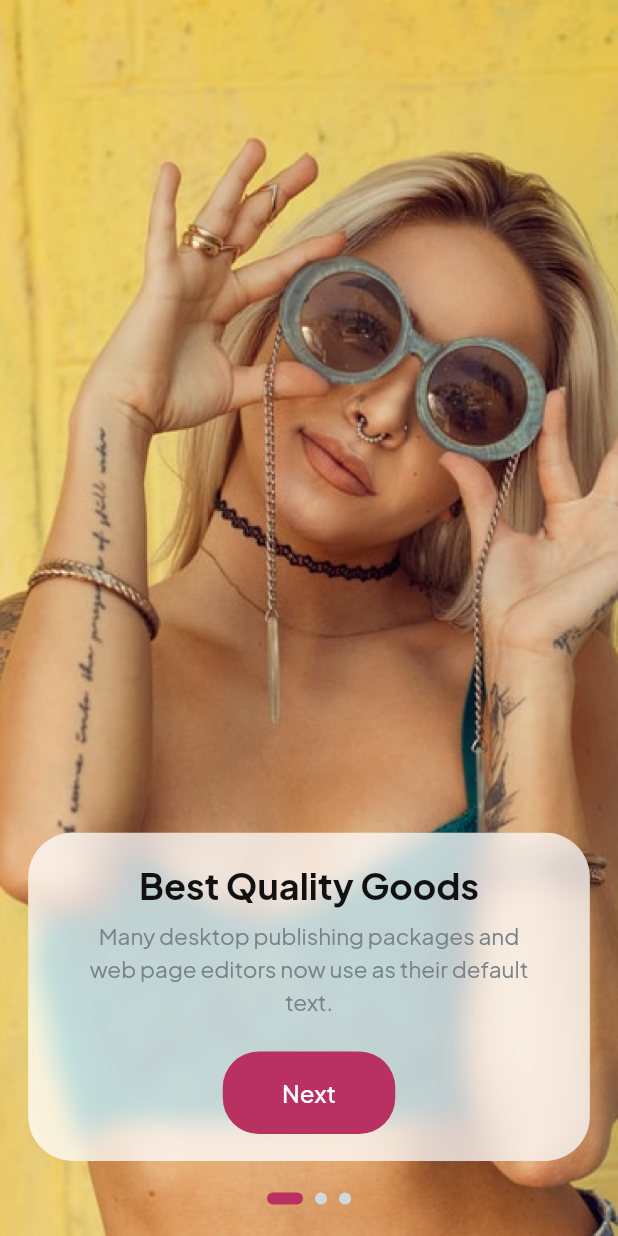
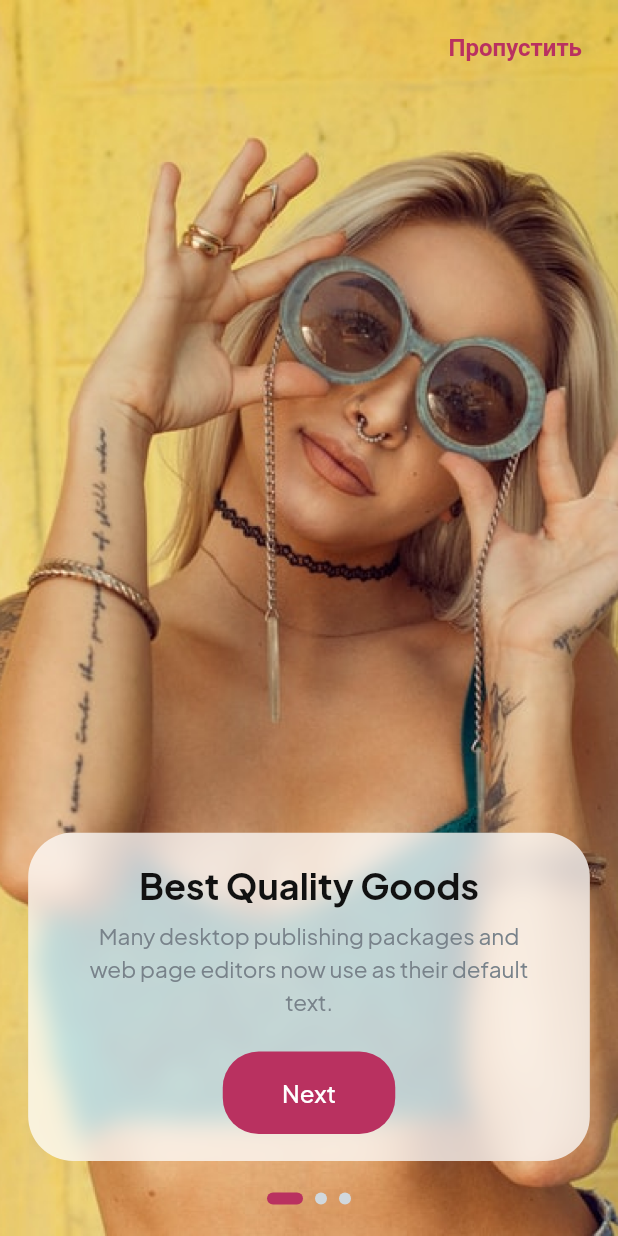
Before and after one commit to buranovt2025-jpg/gogoera, a Flutter app: the screen it shows after launch, on a phone screen of 412 x 824 dp. Run offline on Flutter 3.47's test engine with Material 3 defaults, Android fonts, the phone set to English and light mode, and no system bars; drawn by our look-alikes of blurrycontainer, smooth_page_indicator; our stand-ins replace cached_network_image, chewie, connectivity_plus, country_picker, dotted_line, firebase_auth and 22 more; missing offline and left inert: cool_dropdown, encrypt, flutter_stripe, flutterwave_standard, platform_device_id and 3 more; accounts and stored records are empty; project files that could hold a hidden picture were left out.

Commit message:
fix: кнопки Продолжить и Пропустить на вебе

```diff
--- a/lib/View/OnboardingScreens/page_manage.dart
+++ b/lib/View/OnboardingScreens/page_manage.dart
@@ -2,6 +2,7 @@ import 'package:era_shop/View/OnboardingScreens/on_boarding.dart';
 import 'package:era_shop/utiles/Theme/my_colors.dart';
 import 'package:flutter/material.dart';
 import 'package:get/get.dart';
+import 'package:google_fonts/google_fonts.dart';
 import 'package:smooth_page_indicator/smooth_page_indicator.dart';
 
 class PageManage extends StatefulWidget {
@@ -32,6 +33,25 @@ class _PageManageState extends State<PageManage> {
                 );
               },
             ),
+            // Кнопка «Пропустить» — всегда видна вверху справа
+            SafeArea(
+              child: Align(
+                alignment: Alignment.topRight,
+                child: Padding(
+                  padding: const EdgeInsets.only(top: 8, right: 16),
+                  child: TextButton(
+                    onPressed: () => Get.offAllNamed("/SignIn"),
+                    child: Text(
+                      "Пропустить",
+                      style: GoogleFonts.plusJakartaSans(
+                          fontSize: 16,
+                          color: MyColors.primaryPink,
+                          fontWeight: FontWeight.w600),
+                    ),
+                  ),
+                ),
+              ),
+            ),
             Align(
               alignment: Alignment.bottomCenter,
               child: Container(
```
Also changed, not shown: lib/Controller/GetxController/login/splash_screen_controller.dart (+11 -3 lines), lib/View/OnboardingScreens/spalsh_screen.dart (+24 -9 lines), КАК_ЗАПУСТИТЬ.txt (added, +52 -0 lines), 5 other files.
